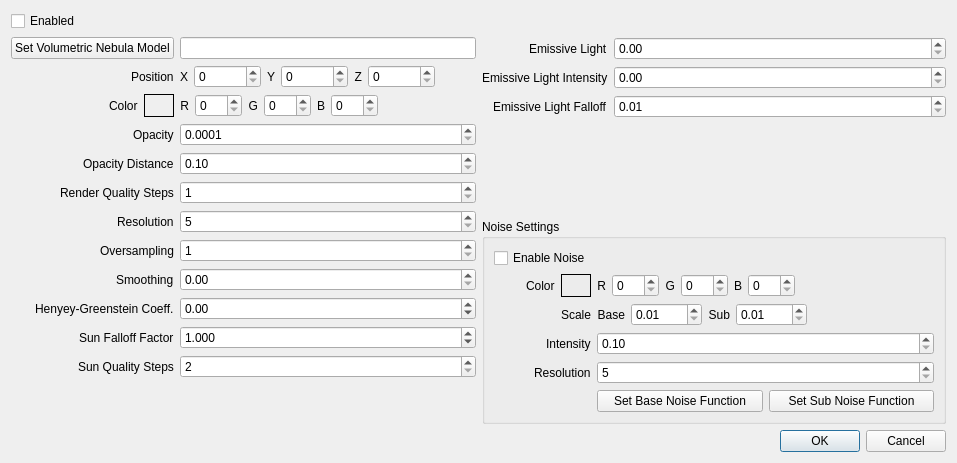
MjnMixael/fs2open.github.com, file qtfred/ui/VolumetricNebulaDialog.ui: the form before one commit.
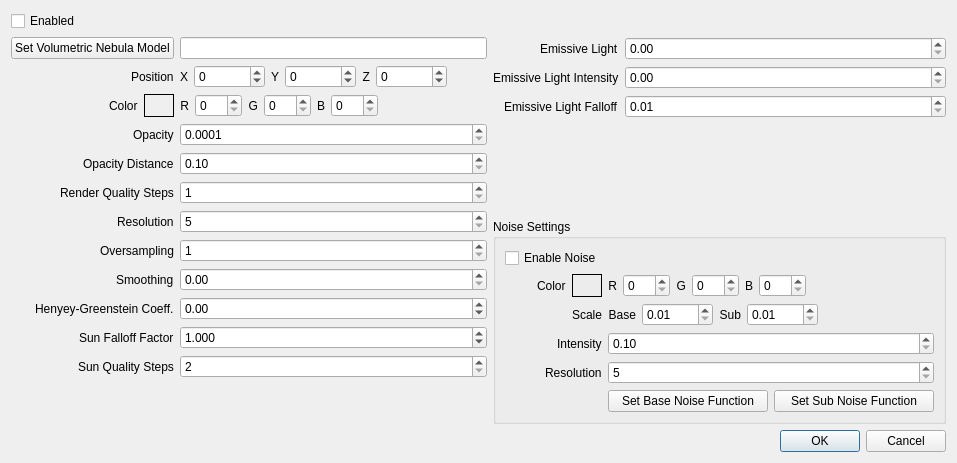
The form after the commit.

Commit message: volumetric first class controls

Diff of the .ui file:
```diff
--- a/qtfred/ui/VolumetricNebulaDialog.ui
+++ b/qtfred/ui/VolumetricNebulaDialog.ui
@@ -66,6 +66,9 @@
            </item>
            <item>
             <widget class="QSpinBox" name="positionXSpinBox">
+             <property name="minimum">
+              <number>-16777215</number>
+             </property>
              <property name="maximum">
               <number>16777215</number>
              </property>
@@ -83,6 +86,9 @@
            </item>
            <item>
             <widget class="QSpinBox" name="positionYSpinBox">
+             <property name="minimum">
+              <number>-16777215</number>
+             </property>
              <property name="maximum">
               <number>16777215</number>
              </property>
@@ -100,6 +106,9 @@
            </item>
            <item>
             <widget class="QSpinBox" name="positionZSpinBox">
+             <property name="minimum">
+              <number>-16777215</number>
+             </property>
              <property name="maximum">
               <number>16777215</number>
              </property>
```
The commit also changes 19 other files.
